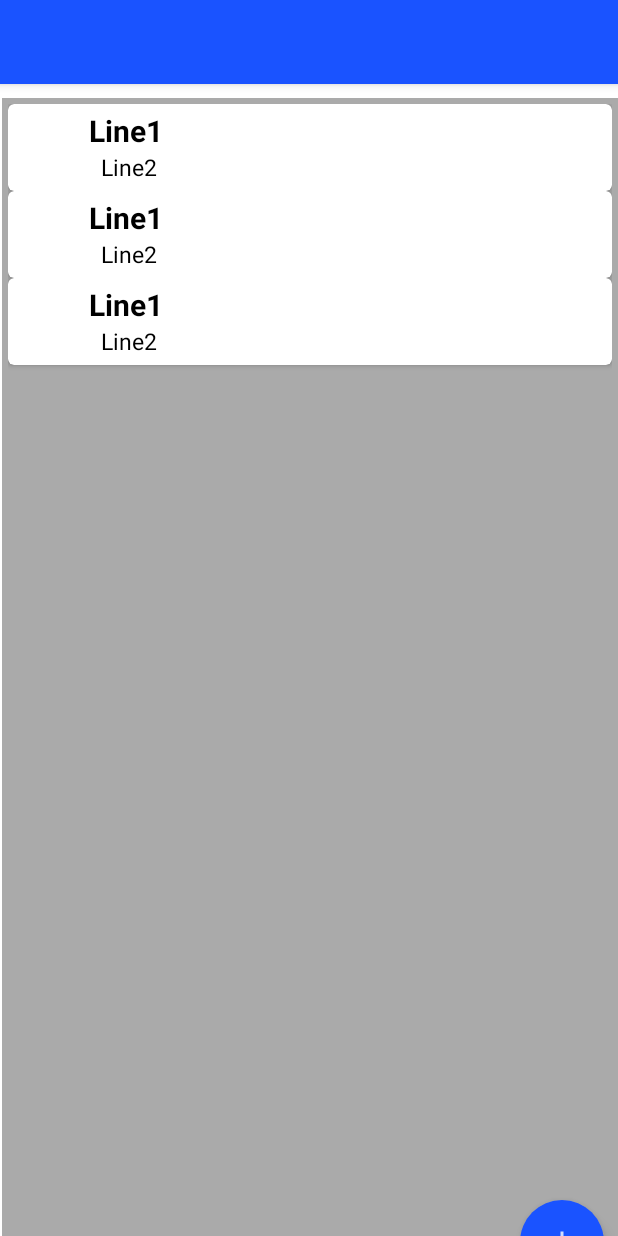
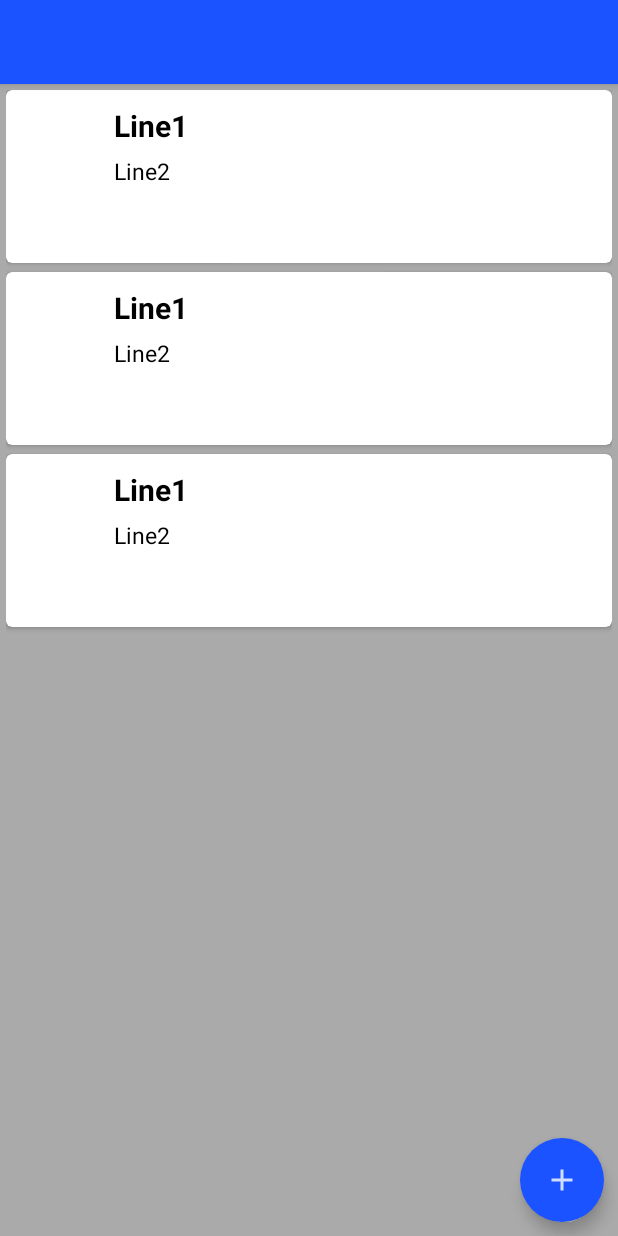
Before and after one commit to lukecachia/mobilecomputingA2, an Android app: the layout activity_main.xml on its own in the app's theme, with its tools: preview values and no code run, on a phone screen of 412 x 824 dp. Run offline under Robolectric (Android 15) with nearby library versions, the phone set to English and light mode, and no system bars.

```diff
--- a/app/src/main/java/com/example/assignment2/main/BikeAdapter.java
+++ b/app/src/main/java/com/example/assignment2/adapter/BikeAdapter.java
@@ -1,4 +1,4 @@
-package com.example.assignment2.main;
+package com.example.assignment2.adapter;
 
 import android.view.LayoutInflater;
 import android.view.View;
--- a/app/src/main/java/com/example/assignment2/main/AppDatabase.java
+++ b/app/src/main/java/com/example/assignment2/main/AppDatabase.java
@@ -53,7 +53,7 @@ public abstract class AppDatabase extends RoomDatabase {
 
         @Override
         protected Void doInBackground(Void... voids) {
-            bikeDAO.insertBike(new Bike("SampleBrand", "SampleModel", "18/12/2019"));
+            //bikeDAO.insertBike(new Bike("SampleBrand", "SampleModel", "18/12/2019"));
 
             return null;
         }
--- a/app/src/main/res/layout/activity_main.xml
+++ b/app/src/main/res/layout/activity_main.xml
@@ -9,6 +9,8 @@
 
     <include
         android:id="@+id/toolbar"
+        android:layout_width="match_parent"
+        android:layout_height="wrap_content"
         layout="@layout/toolbar"
         android:layout_alignParentStart="true"
         android:layout_alignParentTop="true" />
@@ -24,9 +26,7 @@
         android:layout_width="match_parent"
         android:layout_height="match_parent"
         android:layout_alignParentStart="true"
-        android:layout_alignParentTop="true"
-        android:layout_marginStart="1dp"
-        android:layout_marginTop="65dp"
+        android:layout_below="@id/toolbar"
         android:background="@android:color/darker_gray"
         android:padding="4dp"
         android:scrollbars="vertical"
@@ -39,9 +39,7 @@
         android:layout_alignParentStart="true"
         android:layout_alignParentTop="true"
         android:layout_alignParentBottom="true"
-        android:layout_marginStart="-1dp"
-        android:layout_marginTop="350dp"
-        android:layout_marginBottom="-41dp" />
+        />
 
 
 </RelativeLayout>
--- a/app/src/main/res/layout/bike_item.xml
+++ b/app/src/main/res/layout/bike_item.xml
@@ -3,41 +3,46 @@
     android:layout_width="match_parent"
     android:layout_height="wrap_content"
     xmlns:app="http://schemas.android.com/apk/res-auto"
-    app:cardCornerRadius="4dp" >
+    app:cardCornerRadius="4dp"
+    android:padding="40dp"
+    android:layout_marginBottom="6dp">
 
     <RelativeLayout
         android:layout_width="match_parent"
-        android:layout_height="match_parent"
-        android:layout_margin="4dp">
+        android:layout_height="107dp"
+        android:layout_margin="4dp"
+        android:padding="4dp">
 
         <ImageView
             android:id="@+id/imageView"
-            android:layout_width="50dp"
-            android:layout_height="50dp"
-            android:padding="2dp" />
+            android:layout_width="62dp"
+            android:layout_height="57dp"
+            android:padding="2dp"
+            app:icon="@drawable/ic_bike_add" />
 
         <TextView
             android:id="@+id/itemTitle"
-            android:layout_width="wrap_content"
+            android:layout_width="match_parent"
             android:layout_height="wrap_content"
+            android:layout_alignParentTop="true"
+            android:layout_toEndOf="@id/imageView"
+            android:padding="2dp"
             android:text="Line1"
+            android:textColor="@android:color/black"
             android:textSize="20sp"
-            android:textStyle="bold"
-            android:textColor="@android:color/black"
-            android:layout_alignParentTop="true"
-            android:layout_toEndOf="@id/imageView" />
+            android:textStyle="bold" />
 
         <TextView
             android:id="@+id/itemSubtitle"
-            android:layout_width="wrap_content"
+            android:layout_width="match_parent"
             android:layout_height="wrap_content"
+            android:layout_below="@+id/itemTitle"
+            android:layout_marginTop="2dp"
+            android:layout_toEndOf="@+id/imageView"
+            android:padding="2dp"
             android:text="Line2"
-            android:textSize="15sp"
             android:textColor="@android:color/black"
-            android:layout_below="@+id/itemTitle"
-            android:layout_toEndOf="@+id/imageView"
-            android:layout_marginStart="8dp" />
-
+            android:textSize="15sp" />
 
 
     </RelativeLayout>
```
Also changed, not shown: app/src/main/AndroidManifest.xml (+25 -12 lines), app/src/main/java/com/example/assignment2/main/AddBikeActivity.java (+24 -0 lines), app/src/main/java/com/example/assignment2/main/MainActivity.java (+25 -5 lines).
